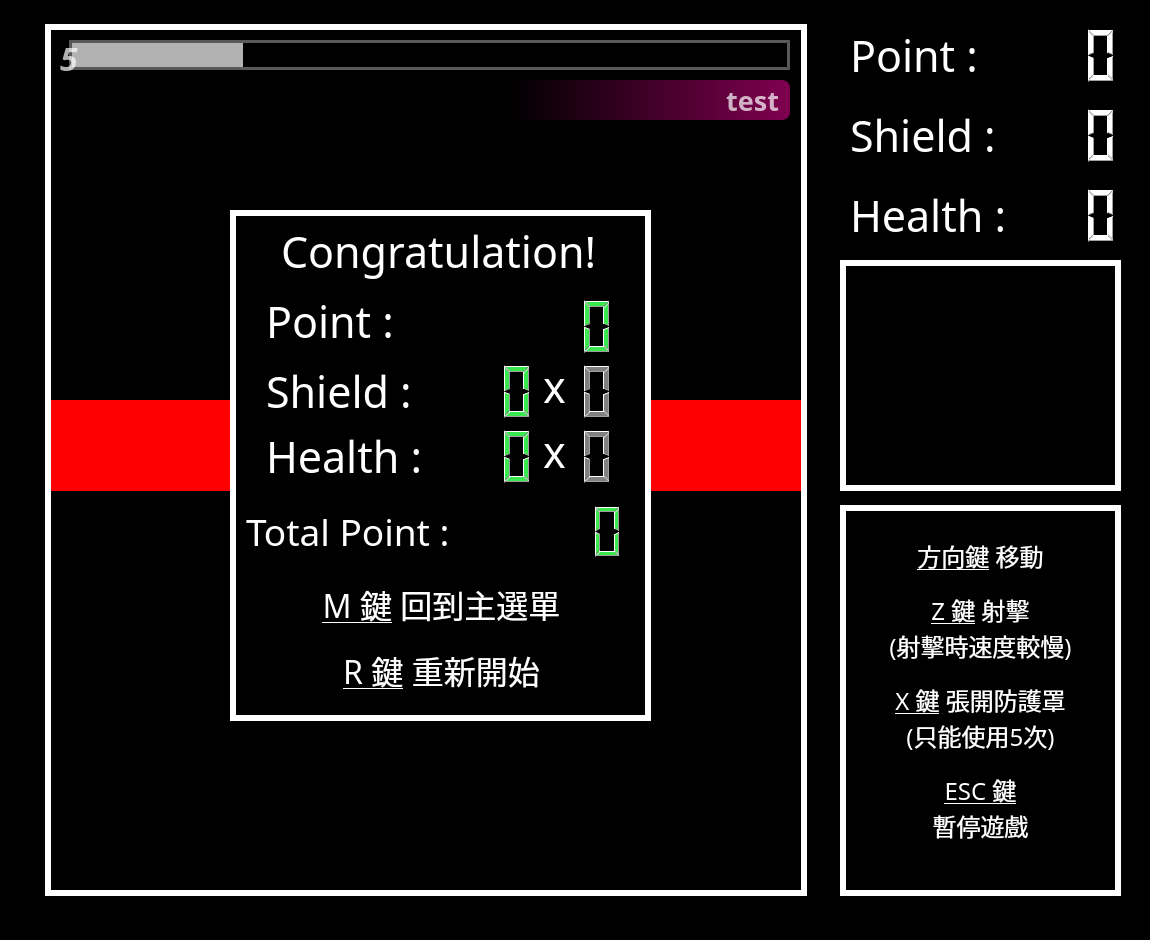
This is mainwindow.ui in alvin5716/Shooting-Game-Space-Defender as Qt 5 draws it before an edit. The edited form follows.
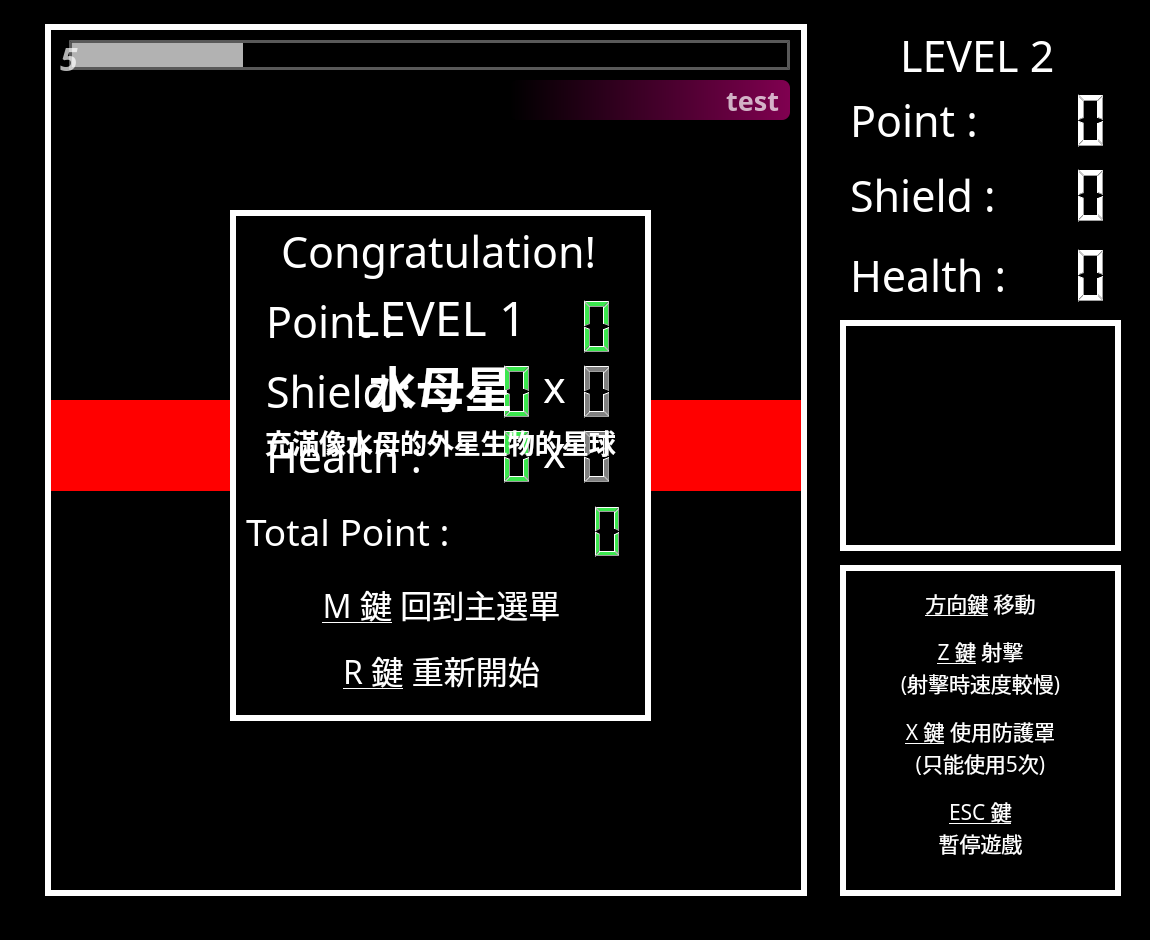
This is the edited form. The open tabs and pages were chosen to show the change. Icons and pictures are not drawn.

```diff
--- a/mainwindow.ui
+++ b/mainwindow.ui
@@ -41,7 +41,7 @@
      </rect>
     </property>
     <property name="currentIndex">
-     <number>2</number>
+     <number>1</number>
     </property>
     <widget class="QWidget" name="StartPage">
      <widget class="QPushButton" name="startButton">
@@ -150,8 +150,8 @@
      <widget class="QLCDNumber" name="PlayerLife">
       <property name="geometry">
        <rect>
-        <x>930</x>
-        <y>185</y>
+        <x>920</x>
+        <y>245</y>
         <width>221</width>
         <height>61</height>
        </rect>
@@ -164,7 +164,7 @@
       <property name="geometry">
        <rect>
         <x>850</x>
-        <y>170</y>
+        <y>230</y>
         <width>171</width>
         <height>91</height>
        </rect>
@@ -306,7 +306,7 @@
       <property name="geometry">
        <rect>
         <x>850</x>
-        <y>90</y>
+        <y>150</y>
         <width>171</width>
         <height>91</height>
        </rect>
@@ -327,8 +327,8 @@
      <widget class="QLCDNumber" name="PlayerSkill">
       <property name="geometry">
        <rect>
-        <x>930</x>
-        <y>105</y>
+        <x>920</x>
+        <y>165</y>
         <width>221</width>
         <height>61</height>
        </rect>
@@ -341,7 +341,7 @@
       <property name="geometry">
        <rect>
         <x>850</x>
-        <y>10</y>
+        <y>75</y>
         <width>131</width>
         <height>91</height>
        </rect>
@@ -362,8 +362,8 @@
      <widget class="QLCDNumber" name="PlayerPoint">
       <property name="geometry">
        <rect>
-        <x>930</x>
-        <y>25</y>
+        <x>920</x>
+        <y>90</y>
         <width>221</width>
         <height>61</height>
        </rect>
@@ -376,9 +376,9 @@
       <property name="geometry">
        <rect>
         <x>840</x>
-        <y>505</y>
+        <y>565</y>
         <width>281</width>
-        <height>391</height>
+        <height>331</height>
        </rect>
       </property>
       <property name="font">
@@ -398,17 +398,17 @@
 &lt;html&gt;&lt;head&gt;&lt;meta name=&quot;qrichtext&quot; content=&quot;1&quot; /&gt;&lt;style type=&quot;text/css&quot;&gt;
 p, li { white-space: pre-wrap; }
 &lt;/style&gt;&lt;/head&gt;&lt;body style=&quot; font-family:'Abyssinica SIL'; font-size:12pt; font-weight:600; font-style:normal;&quot;&gt;
-&lt;p align=&quot;center&quot; style=&quot;-qt-paragraph-type:empty; margin-top:0px; margin-bottom:0px; margin-left:0px; margin-right:0px; -qt-block-indent:0; text-indent:0px;&quot;&gt;&lt;br /&gt;&lt;/p&gt;
-&lt;p align=&quot;center&quot; style=&quot; margin-top:0px; margin-bottom:0px; margin-left:0px; margin-right:0px; -qt-block-indent:0; text-indent:0px;&quot;&gt;&lt;span style=&quot; font-family:'微軟正黑體'; font-size:18pt; font-weight:400; text-decoration: underline;&quot;&gt;方向鍵&lt;/span&gt;&lt;span style=&quot; font-family:'微軟正黑體'; font-size:18pt; font-weight:400;&quot;&gt; 移動&lt;/span&gt;&lt;/p&gt;
-&lt;p align=&quot;center&quot; style=&quot; margin-top:0px; margin-bottom:0px; margin-left:0px; margin-right:0px; -qt-block-indent:0; text-indent:0px;&quot;&gt;&lt;span style=&quot; font-family:'微軟正黑體'; font-size:10pt; font-weight:400;&quot;&gt; &lt;/span&gt;&lt;/p&gt;
-&lt;p align=&quot;center&quot; style=&quot; margin-top:0px; margin-bottom:0px; margin-left:0px; margin-right:0px; -qt-block-indent:0; text-indent:0px;&quot;&gt;&lt;span style=&quot; font-family:'微軟正黑體'; font-size:18pt; font-weight:400; text-decoration: underline;&quot;&gt;Z 鍵&lt;/span&gt;&lt;span style=&quot; font-family:'微軟正黑體'; font-size:18pt; font-weight:400;&quot;&gt; 射擊&lt;/span&gt;&lt;/p&gt;
-&lt;p align=&quot;center&quot; style=&quot; margin-top:0px; margin-bottom:0px; margin-left:0px; margin-right:0px; -qt-block-indent:0; text-indent:0px;&quot;&gt;&lt;span style=&quot; font-family:'微軟正黑體'; font-size:18pt; font-weight:400;&quot;&gt;(射擊時速度較慢)&lt;/span&gt;&lt;/p&gt;
-&lt;p align=&quot;center&quot; style=&quot; margin-top:0px; margin-bottom:0px; margin-left:0px; margin-right:0px; -qt-block-indent:0; text-indent:0px;&quot;&gt;&lt;span style=&quot; font-family:'微軟正黑體'; font-size:10pt; font-weight:400;&quot;&gt; &lt;/span&gt;&lt;/p&gt;
-&lt;p align=&quot;center&quot; style=&quot; margin-top:0px; margin-bottom:0px; margin-left:0px; margin-right:0px; -qt-block-indent:0; text-indent:0px;&quot;&gt;&lt;span style=&quot; font-family:'微軟正黑體'; font-size:18pt; font-weight:400; text-decoration: underline;&quot;&gt;X 鍵&lt;/span&gt;&lt;span style=&quot; font-family:'微軟正黑體'; font-size:18pt; font-weight:400;&quot;&gt; 張開防護罩&lt;/span&gt;&lt;/p&gt;
-&lt;p align=&quot;center&quot; style=&quot; margin-top:0px; margin-bottom:0px; margin-left:0px; margin-right:0px; -qt-block-indent:0; text-indent:0px;&quot;&gt;&lt;span style=&quot; font-family:'微軟正黑體'; font-size:18pt; font-weight:400;&quot;&gt;(只能使用5次)&lt;/span&gt;&lt;/p&gt;
-&lt;p align=&quot;center&quot; style=&quot; margin-top:0px; margin-bottom:0px; margin-left:0px; margin-right:0px; -qt-block-indent:0; text-indent:0px;&quot;&gt;&lt;span style=&quot; font-family:'微軟正黑體'; font-size:10pt; font-weight:400;&quot;&gt; &lt;/span&gt;&lt;/p&gt;
-&lt;p align=&quot;center&quot; style=&quot; margin-top:0px; margin-bottom:0px; margin-left:0px; margin-right:0px; -qt-block-indent:0; text-indent:0px;&quot;&gt;&lt;span style=&quot; font-family:'微軟正黑體'; font-size:18pt; font-weight:400; text-decoration: underline;&quot;&gt;ESC 鍵&lt;/span&gt;&lt;/p&gt;
-&lt;p align=&quot;center&quot; style=&quot; margin-top:0px; margin-bottom:0px; margin-left:0px; margin-right:0px; -qt-block-indent:0; text-indent:0px;&quot;&gt;&lt;span style=&quot; font-family:'微軟正黑體'; font-size:18pt; font-weight:400;&quot;&gt;暫停遊戲&lt;/span&gt;&lt;/p&gt;&lt;/body&gt;&lt;/html&gt;</string>
+&lt;p align=&quot;center&quot; style=&quot; margin-top:0px; margin-bottom:0px; margin-left:0px; margin-right:0px; -qt-block-indent:0; text-indent:0px;&quot;&gt;&lt;span style=&quot; font-size:6pt;&quot;&gt; &lt;/span&gt;&lt;/p&gt;
+&lt;p align=&quot;center&quot; style=&quot; margin-top:0px; margin-bottom:0px; margin-left:0px; margin-right:0px; -qt-block-indent:0; text-indent:0px;&quot;&gt;&lt;span style=&quot; font-family:'微軟正黑體'; font-size:16pt; font-weight:400; text-decoration: underline;&quot;&gt;方向鍵&lt;/span&gt;&lt;span style=&quot; font-family:'微軟正黑體'; font-size:16pt; font-weight:400;&quot;&gt; 移動&lt;/span&gt;&lt;/p&gt;
+&lt;p align=&quot;center&quot; style=&quot; margin-top:0px; margin-bottom:0px; margin-left:0px; margin-right:0px; -qt-block-indent:0; text-indent:0px;&quot;&gt;&lt;span style=&quot; font-family:'微軟正黑體'; font-size:8pt; font-weight:400;&quot;&gt; &lt;/span&gt;&lt;/p&gt;
+&lt;p align=&quot;center&quot; style=&quot; margin-top:0px; margin-bottom:0px; margin-left:0px; margin-right:0px; -qt-block-indent:0; text-indent:0px;&quot;&gt;&lt;span style=&quot; font-family:'微軟正黑體'; font-size:16pt; font-weight:400; text-decoration: underline;&quot;&gt;Z 鍵&lt;/span&gt;&lt;span style=&quot; font-family:'微軟正黑體'; font-size:16pt; font-weight:400;&quot;&gt; 射擊&lt;/span&gt;&lt;/p&gt;
+&lt;p align=&quot;center&quot; style=&quot; margin-top:0px; margin-bottom:0px; margin-left:0px; margin-right:0px; -qt-block-indent:0; text-indent:0px;&quot;&gt;&lt;span style=&quot; font-family:'微軟正黑體'; font-size:16pt; font-weight:400;&quot;&gt;(射擊時速度較慢)&lt;/span&gt;&lt;/p&gt;
+&lt;p align=&quot;center&quot; style=&quot; margin-top:0px; margin-bottom:0px; margin-left:0px; margin-right:0px; -qt-block-indent:0; text-indent:0px;&quot;&gt;&lt;span style=&quot; font-family:'微軟正黑體'; font-size:8pt; font-weight:400;&quot;&gt; &lt;/span&gt;&lt;/p&gt;
+&lt;p align=&quot;center&quot; style=&quot; margin-top:0px; margin-bottom:0px; margin-left:0px; margin-right:0px; -qt-block-indent:0; text-indent:0px;&quot;&gt;&lt;span style=&quot; font-family:'微軟正黑體'; font-size:16pt; font-weight:400; text-decoration: underline;&quot;&gt;X 鍵&lt;/span&gt;&lt;span style=&quot; font-family:'微軟正黑體'; font-size:16pt; font-weight:400;&quot;&gt; 使用防護罩&lt;/span&gt;&lt;/p&gt;
+&lt;p align=&quot;center&quot; style=&quot; margin-top:0px; margin-bottom:0px; margin-left:0px; margin-right:0px; -qt-block-indent:0; text-indent:0px;&quot;&gt;&lt;span style=&quot; font-family:'微軟正黑體'; font-size:16pt; font-weight:400;&quot;&gt;(只能使用5次)&lt;/span&gt;&lt;/p&gt;
+&lt;p align=&quot;center&quot; style=&quot; margin-top:0px; margin-bottom:0px; margin-left:0px; margin-right:0px; -qt-block-indent:0; text-indent:0px;&quot;&gt;&lt;span style=&quot; font-family:'微軟正黑體'; font-size:8pt; font-weight:400;&quot;&gt; &lt;/span&gt;&lt;/p&gt;
+&lt;p align=&quot;center&quot; style=&quot; margin-top:0px; margin-bottom:0px; margin-left:0px; margin-right:0px; -qt-block-indent:0; text-indent:0px;&quot;&gt;&lt;span style=&quot; font-family:'微軟正黑體'; font-size:16pt; font-weight:400; text-decoration: underline;&quot;&gt;ESC 鍵&lt;/span&gt;&lt;/p&gt;
+&lt;p align=&quot;center&quot; style=&quot; margin-top:0px; margin-bottom:0px; margin-left:0px; margin-right:0px; -qt-block-indent:0; text-indent:0px;&quot;&gt;&lt;span style=&quot; font-family:'微軟正黑體'; font-size:16pt; font-weight:400;&quot;&gt;暫停遊戲&lt;/span&gt;&lt;/p&gt;&lt;/body&gt;&lt;/html&gt;</string>
       </property>
      </widget>
      <widget class="QStackedWidget" name="EndList">
@@ -829,7 +829,7 @@
       <property name="geometry">
        <rect>
         <x>840</x>
-        <y>260</y>
+        <y>320</y>
         <width>281</width>
         <height>231</height>
        </rect>
@@ -854,9 +854,111 @@
 &lt;p align=&quot;center&quot; style=&quot;-qt-paragraph-type:empty; margin-top:0px; margin-bottom:0px; margin-left:0px; margin-right:0px; -qt-block-indent:0; text-indent:0px; font-family:'微軟正黑體'; font-weight:400;&quot;&gt;&lt;br /&gt;&lt;/p&gt;&lt;/body&gt;&lt;/html&gt;</string>
       </property>
      </widget>
-     <zorder>PlayerSkill</zorder>
+     <widget class="QLabel" name="levelLabel">
+      <property name="geometry">
+       <rect>
+        <x>900</x>
+        <y>30</y>
+        <width>181</width>
+        <height>51</height>
+       </rect>
+      </property>
+      <property name="font">
+       <font>
+        <family>Tw Cen MT</family>
+        <pointsize>32</pointsize>
+       </font>
+      </property>
+      <property name="styleSheet">
+       <string notr="true">color: white;</string>
+      </property>
+      <property name="text">
+       <string>LEVEL 2</string>
+      </property>
+     </widget>
+     <widget class="QStackedWidget" name="levelIntro">
+      <property name="geometry">
+       <rect>
+        <x>200</x>
+        <y>280</y>
+        <width>481</width>
+        <height>261</height>
+       </rect>
+      </property>
+      <property name="styleSheet">
+       <string notr="true">background-color: transparent;
+border: 0;</string>
+      </property>
+      <widget class="QWidget" name="page">
+       <widget class="QTextBrowser" name="levelIntro2">
+        <property name="geometry">
+         <rect>
+          <x>0</x>
+          <y>0</y>
+          <width>481</width>
+          <height>261</height>
+         </rect>
+        </property>
+        <property name="font">
+         <font>
+          <family>Abyssinica SIL</family>
+          <pointsize>12</pointsize>
+          <weight>75</weight>
+          <bold>true</bold>
+         </font>
+        </property>
+        <property name="styleSheet">
+         <string notr="true">color:white;
+background-color: transparent;</string>
+        </property>
+        <property name="html">
+         <string>&lt;!DOCTYPE HTML PUBLIC &quot;-//W3C//DTD HTML 4.0//EN&quot; &quot;http://www.w3.org/TR/REC-html40/strict.dtd&quot;&gt;
+&lt;html&gt;&lt;head&gt;&lt;meta name=&quot;qrichtext&quot; content=&quot;1&quot; /&gt;&lt;style type=&quot;text/css&quot;&gt;
+p, li { white-space: pre-wrap; }
+&lt;/style&gt;&lt;/head&gt;&lt;body style=&quot; font-family:'Abyssinica SIL'; font-size:12pt; font-weight:600; font-style:normal;&quot;&gt;
+&lt;p align=&quot;center&quot; style=&quot; margin-top:0px; margin-bottom:0px; margin-left:0px; margin-right:0px; -qt-block-indent:0; text-indent:0px;&quot;&gt;&lt;span style=&quot; font-family:'TW Cen MT'; font-size:36pt; font-weight:400;&quot;&gt;LEVEL 1&lt;/span&gt;&lt;/p&gt;
+&lt;p align=&quot;center&quot; style=&quot; margin-top:0px; margin-bottom:0px; margin-left:0px; margin-right:0px; -qt-block-indent:0; text-indent:0px;&quot;&gt;&lt;span style=&quot; font-family:'微軟正黑體'; font-size:36pt;&quot;&gt;水母星&lt;/span&gt;&lt;/p&gt;
+&lt;p align=&quot;center&quot; style=&quot; margin-top:0px; margin-bottom:0px; margin-left:0px; margin-right:0px; -qt-block-indent:0; text-indent:0px;&quot;&gt;&lt;span style=&quot; font-family:'微軟正黑體'; font-size:20pt;&quot;&gt;充滿像水母的外星生物的星球&lt;/span&gt;&lt;/p&gt;&lt;/body&gt;&lt;/html&gt;</string>
+        </property>
+       </widget>
+      </widget>
+      <widget class="QWidget" name="page_2">
+       <widget class="QTextBrowser" name="levelIntro2_2">
+        <property name="geometry">
+         <rect>
+          <x>0</x>
+          <y>0</y>
+          <width>481</width>
+          <height>261</height>
+         </rect>
+        </property>
+        <property name="font">
+         <font>
+          <family>Abyssinica SIL</family>
+          <pointsize>12</pointsize>
+          <weight>75</weight>
+          <bold>true</bold>
+         </font>
+        </property>
+        <property name="styleSheet">
+         <string notr="true">color:white;
+background-color: transparent;</string>
+        </property>
+        <property name="html">
+         <string>&lt;!DOCTYPE HTML PUBLIC &quot;-//W3C//DTD HTML 4.0//EN&quot; &quot;http://www.w3.org/TR/REC-html40/strict.dtd&quot;&gt;
+&lt;html&gt;&lt;head&gt;&lt;meta name=&quot;qrichtext&quot; content=&quot;1&quot; /&gt;&lt;style type=&quot;text/css&quot;&gt;
+p, li { white-space: pre-wrap; }
+&lt;/style&gt;&lt;/head&gt;&lt;body style=&quot; font-family:'Abyssinica SIL'; font-size:12pt; font-weight:600; font-style:normal;&quot;&gt;
+&lt;p align=&quot;center&quot; style=&quot; margin-top:0px; margin-bottom:0px; margin-left:0px; margin-right:0px; -qt-block-indent:0; text-indent:0px;&quot;&gt;&lt;span style=&quot; font-family:'TW Cen MT'; font-size:36pt; font-weight:400;&quot;&gt;LEVEL 2&lt;/span&gt;&lt;/p&gt;
+&lt;p align=&quot;center&quot; style=&quot; margin-top:0px; margin-bottom:0px; margin-left:0px; margin-right:0px; -qt-block-indent:0; text-indent:0px;&quot;&gt;&lt;span style=&quot; font-family:'微軟正黑體'; font-size:36pt;&quot;&gt;彩虹星&lt;/span&gt;&lt;/p&gt;
+&lt;p align=&quot;center&quot; style=&quot; margin-top:0px; margin-bottom:0px; margin-left:0px; margin-right:0px; -qt-block-indent:0; text-indent:0px;&quot;&gt;&lt;span style=&quot; font-family:'微軟正黑體'; font-size:20pt;&quot;&gt;擅長使用細小子彈的星球&lt;/span&gt;&lt;/p&gt;&lt;/body&gt;&lt;/html&gt;</string>
+        </property>
+       </widget>
+      </widget>
+     </widget>
      <zorder>frame</zorder>
      <zorder>graphicsView</zorder>
+     <zorder>PlayerSkill</zorder>
      <zorder>PlayerLife</zorder>
      <zorder>BossHealth</zorder>
      <zorder>BossSkill</zorder>
@@ -869,6 +971,8 @@
      <zorder>textBrowser</zorder>
      <zorder>EndList</zorder>
      <zorder>textBrowser_5</zorder>
+     <zorder>levelLabel</zorder>
+     <zorder>levelIntro</zorder>
     </widget>
     <widget class="QWidget" name="SelectPage">
      <property name="styleSheet">
```
